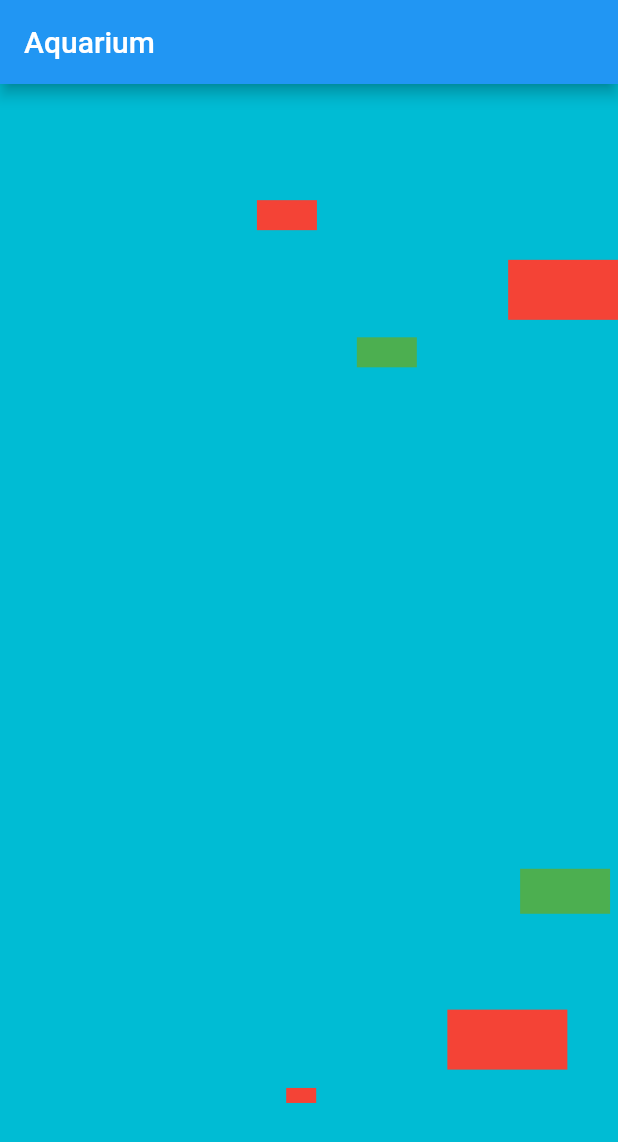
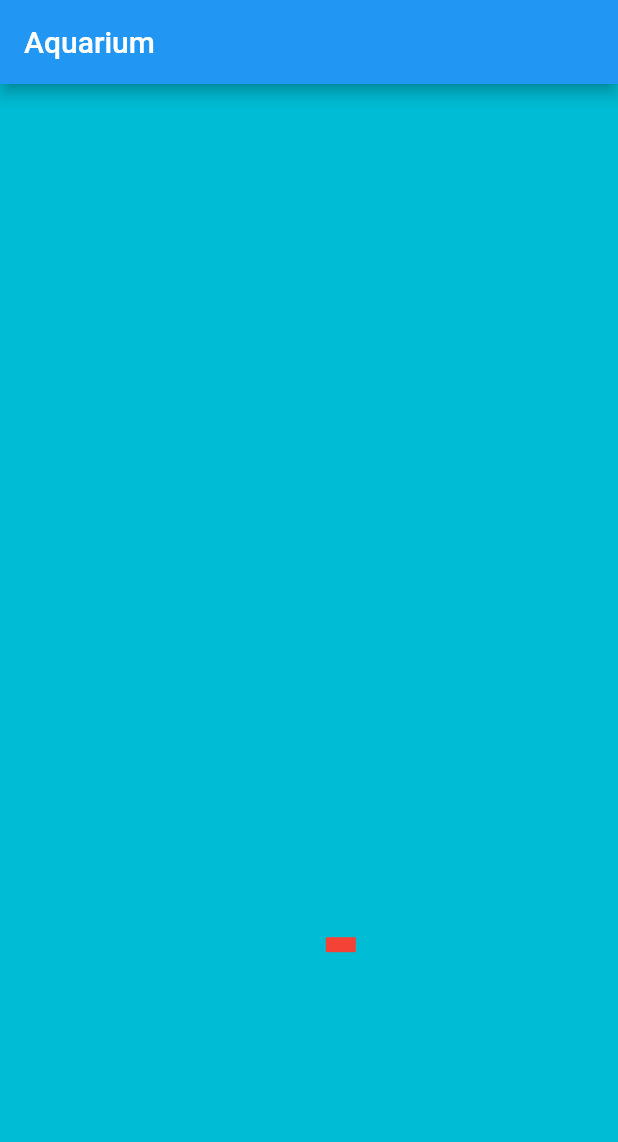
Before and after one commit to PashkovAnatoly/Aquarium, a Flutter app: the screen it shows after launch, on a phone screen of 412 x 824 dp. Shown: the top 1142 px of the screen. Run offline on Flutter 3.47's test engine with Material 2 defaults, Android fonts, the phone set to English and light mode, and no system bars.

Commit message:
changed Fish Constructor

```diff
--- a/lib/fish.dart
+++ b/lib/fish.dart
@@ -1,15 +1,28 @@
 import 'package:flutter/material.dart';
 import 'dart:math';
 import 'dart:async';
+import 'dart:io';
 
 class Fish {
+  int size;
   Rect rect;
+  int direction;
   bool isPredator;
-  int size;
   int speed;
-  int direction;
 
-  Fish(this.rect, this.isPredator, this.size, this.direction){
+
+  Random rng = new Random();
+
+  Fish(){
+    this.size = rng.nextInt(4) + 1;
+    this.rect = Offset(
+        rng.nextBool() ? rng.nextInt(180).toDouble() : rng.nextInt(180) *
+            (-1.0),
+        rng.nextBool() ? rng.nextInt(250).toDouble() : rng.nextInt(250) *
+            (-1.0))
+    & Size(20.0 * size, 10.0 * size);
+    this.direction = rng.nextInt(7);
+    this.isPredator = rng.nextBool();
     this.speed = 6 - this.size;
   }
 }
@@ -21,22 +34,14 @@ class FishManager {
 
   FishManager() {
     for (var i = 0; i < 10; i++) {
-      int size = rng.nextInt(4) + 1;
-      var tmpRect = Offset(
-          rng.nextBool() ? rng.nextInt(180).toDouble() : rng.nextInt(180) *
-              (-1.0),
-          rng.nextBool() ? rng.nextInt(250).toDouble() : rng.nextInt(250) *
-              (-1.0))
-      & Size(20.0 * size, 10.0 * size);
-      int direction = rng.nextInt(7);
-      fishList.add(new Fish(tmpRect, rng.nextBool(), size, direction));
+      fishList.add(new Fish());
     }
   }
   List get getFishList {
     return fishList;
   }
 
-  Stream<Rect> _move() async*{
+  Stream<Rect> _move(int maxWidth, int maxHeight) async*{
     yield* Stream.periodic(
         Duration(milliseconds: 100),
             (int a){
@@ -44,7 +49,7 @@ class FishManager {
             fishList[i].rect = fishList[i].rect.shift(getOffsetDirection(fishList[i]));
           }
           isOverlaps();
-          outBoundary();
+          outBoundary(maxWidth, maxHeight);
         }
     );
   }
@@ -83,26 +88,27 @@ class FishManager {
       }
     }
   }
-  void outBoundary(){
+  void outBoundary(int maxWidthOffset, int maxHeightOffset){
     for (int i = 0; i < fishList.length; i++){
-      if(fishList[i].rect.center.dx > 180) {
+      if(fishList[i].rect.centerRight.dx > maxWidthOffset) {
         fishList[i].rect = fishList[i].rect.shift(Offset(-10.0, 0.0));
         fishList[i].direction = rng.nextInt(7);
       }
-      else if(fishList[i].rect.center.dx < -180) {
+      else if(fishList[i].rect.centerLeft.dx < -maxWidthOffset) {
         fishList[i].rect = fishList[i].rect.shift(Offset(10.0, 0.0));
         fishList[i].direction = rng.nextInt(7);
       }
-      else if(fishList[i].rect.center.dy > 300) {
+      else if(fishList[i].rect.topCenter.dy > maxHeightOffset - 70) {
         fishList[i].rect = fishList[i].rect.shift(Offset(0.0, -10.0));
         fishList[i].direction = rng.nextInt(7);
       }
-      else if(fishList[i].rect.center.dy < -300) {
+      else if(fishList[i].rect.bottomCenter.dy < -maxHeightOffset + 50) {
         fishList[i].rect = fishList[i].rect.shift(Offset(0.0, 10.0));
         fishList[i].direction = rng.nextInt(7);
       }
     }
   }
+
 }
 
 class MovingFish extends StatelessWidget{
@@ -112,10 +118,8 @@ class MovingFish extends StatelessWidget{
   @override
   Widget build(BuildContext context) {
     return StreamBuilder(
-      stream: manager._move(),
+      stream: manager._move(MediaQuery.of(context).size.width.toInt() ~/2, MediaQuery.of(context).size.height ~/2),
       builder: (BuildContext context, AsyncSnapshot snapshot) {
-        print(MediaQuery.of(context).size.width);
-        print(MediaQuery.of(context).size.height);
         return Center(
           child: CustomPaint(
             painter: FishPainter(manager),
```
